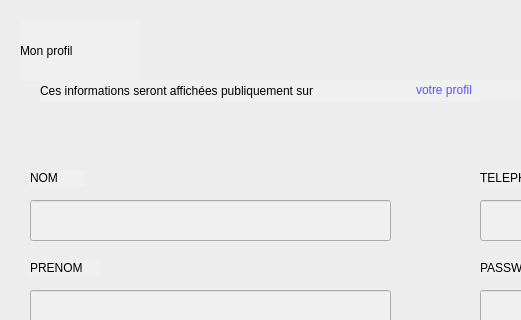
First picture: the form in projet/accueil.ui, repository Asma-Mab/Smart_Pastry_2A23, before the edit; both pictures show x 280 to 801 and y 210 to 530 of the 1182 by 806 pixel window.
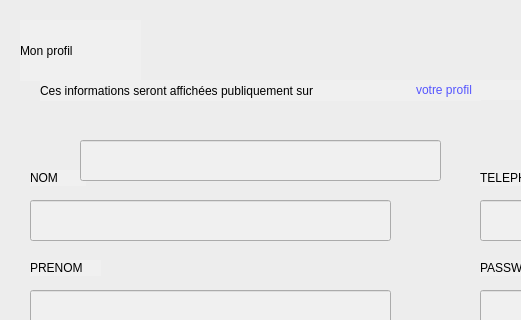
Second picture: the form after the edit. The open tabs and pages were chosen to show the change. Icons and pictures are not drawn.

```diff
--- a/projet/accueil.ui
+++ b/projet/accueil.ui
@@ -853,6 +853,16 @@
         <string>sauvegarder </string>
        </property>
       </widget>
+      <widget class="QLineEdit" name="lineEdit_6">
+       <property name="geometry">
+        <rect>
+         <x>100</x>
+         <y>160</y>
+         <width>361</width>
+         <height>41</height>
+        </rect>
+       </property>
+      </widget>
      </widget>
     </widget>
     <widget class="QWidget" name="employes"/>
```
Left out of the diff: 8 changed lines with no effect on the pictures.
